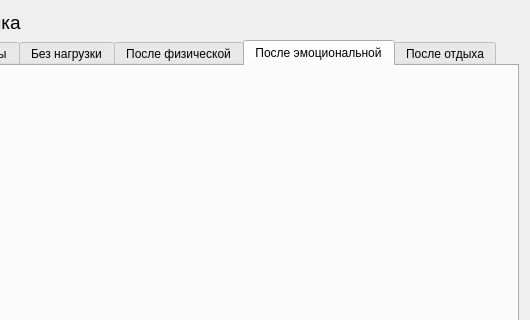
podkidyshev/health-weather_correlation, file src/main/python/ui/frame_sample.ui: the form before one commit; both pictures show x 90 to 620 and y 0 to 320 of the 620 by 579 pixel window.
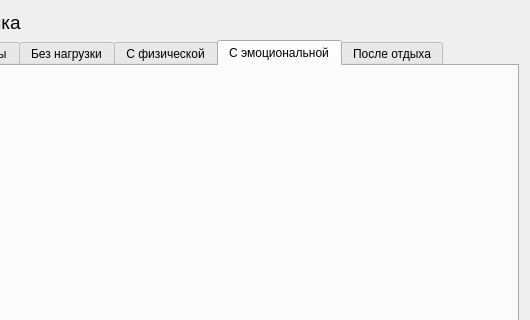
The form after the commit. The open tabs and pages were chosen to show the change.

The edit to the form file:
```diff
--- a/src/main/python/ui/frame_sample.ui
+++ b/src/main/python/ui/frame_sample.ui
@@ -190,13 +190,13 @@
      </widget>
      <widget class="QWidget" name="tab_factor_1">
       <attribute name="title">
-       <string>После физической</string>
+       <string>С физической</string>
       </attribute>
       <layout class="QVBoxLayout" name="verticalLayout_4"/>
      </widget>
      <widget class="QWidget" name="tab_factor_2">
       <attribute name="title">
-       <string>После эмоциональной</string>
+       <string>С эмоциональной</string>
       </attribute>
       <layout class="QVBoxLayout" name="verticalLayout_5"/>
      </widget>
```
Left out of the diff: 2 changed lines with no effect on the pictures.
